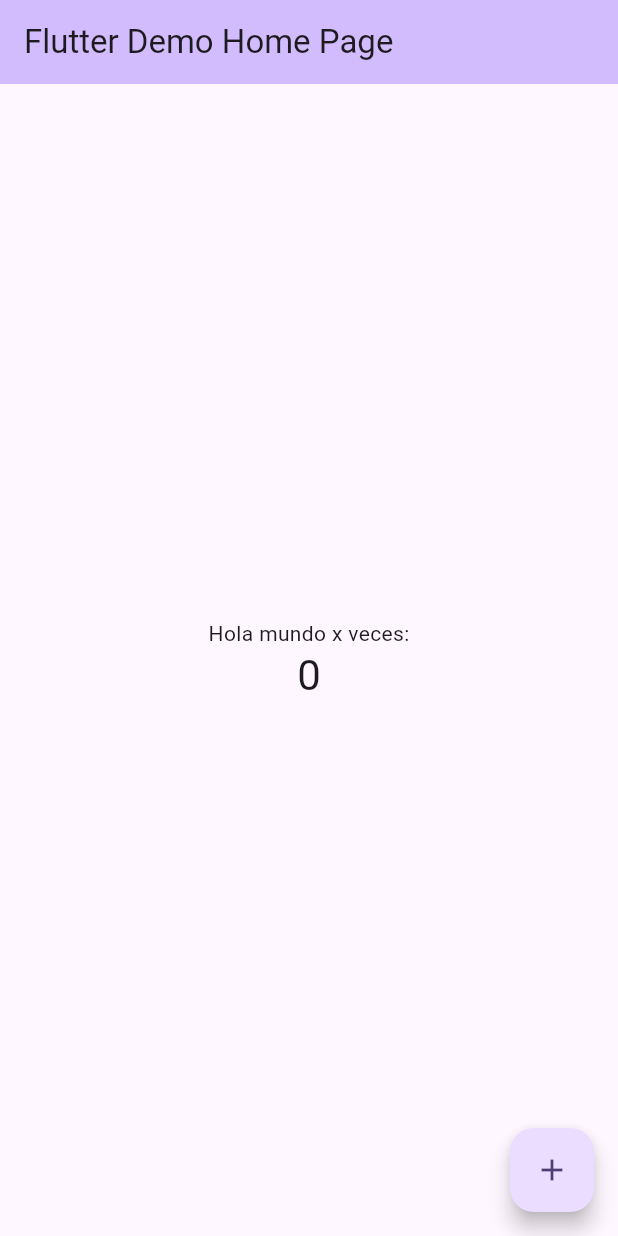
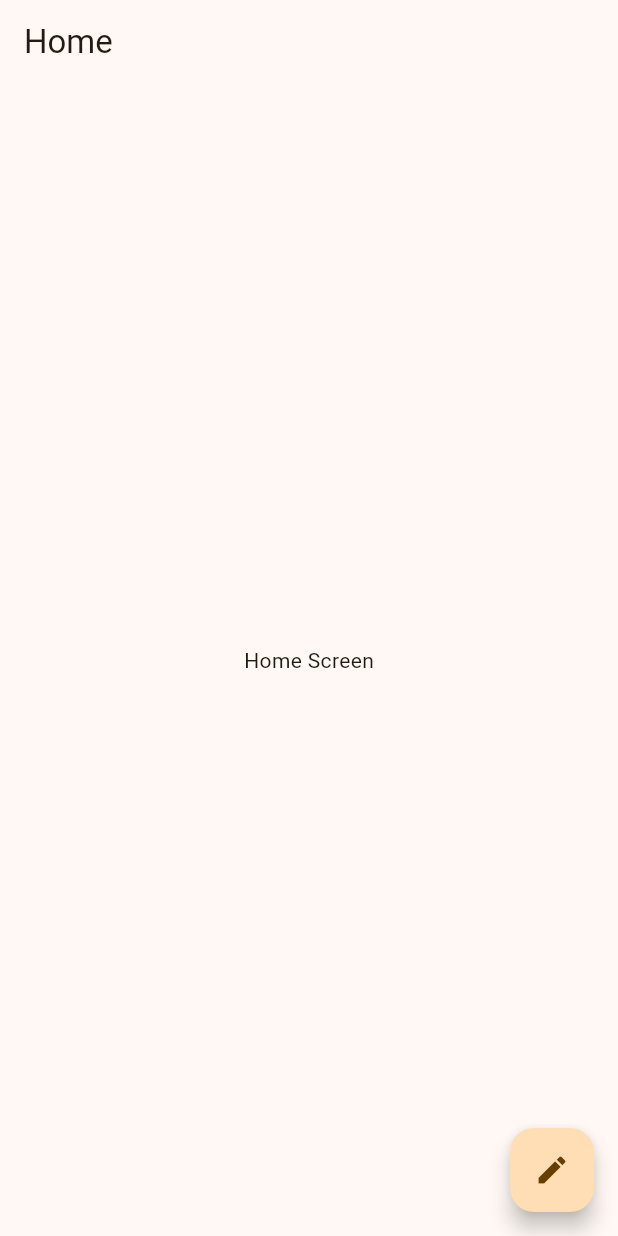
Before and after one commit to JuanJose21/flutter-notes-app, a Flutter app: the screen it shows after launch, on a phone screen of 412 x 824 dp. Run offline on Flutter 3.47's test engine with Material 3 defaults, Android fonts, the phone set to English and light mode, and no system bars.

Commit message:
feat: add initial screens

```diff
--- a/lib/main.dart
+++ b/lib/main.dart
@@ -1,4 +1,5 @@
 import 'package:flutter/material.dart';
+import 'package:flutter_notes_app/presentation/screens/home_screen.dart';
 
 void main() {
   runApp(const MyApp());
@@ -7,119 +8,15 @@ void main() {
 class MyApp extends StatelessWidget {
   const MyApp({super.key});
 
-  // This widget is the root of your application.
   @override
   Widget build(BuildContext context) {
     return MaterialApp(
-      title: 'Flutter Demo',
+      debugShowCheckedModeBanner: false,
       theme: ThemeData(
-        // This is the theme of your application.
-        //
-        // TRY THIS: Try running your application with "flutter run". You'll see
-        // the application has a purple toolbar. Then, without quitting the app,
-        // try changing the seedColor in the colorScheme below to Colors.green
-        // and then invoke "hot reload" (save your changes or press the "hot
-        // reload" button in a Flutter-supported IDE, or press "r" if you used
-        // the command line to start the app).
-        //
-        // Notice that the counter didn't reset back to zero; the application
-        // state is not lost during the reload. To reset the state, use hot
-        // restart instead.
-        //
-        // This works for code too, not just values: Most code changes can be
-        // tested with just a hot reload.
-        colorScheme: ColorScheme.fromSeed(seedColor: Colors.deepPurple),
         useMaterial3: true,
+        colorSchemeSeed: Colors.yellow.shade800,
       ),
-      home: const MyHomePage(title: 'Flutter Demo Home Page'),
+      home: const HomeScreen(),
     );
   }
 }
-
-class MyHomePage extends StatefulWidget {
-  const MyHomePage({super.key, required this.title});
-
-  // This widget is the home page of your application. It is stateful, meaning
-  // that it has a State object (defined below) that contains fields that affect
-  // how it looks.
-
-  // This class is the configuration for the state. It holds the values (in this
-  // case the title) provided by the parent (in this case the App widget) and
-  // used by the build method of the State. Fields in a Widget subclass are
-  // always marked "final".
-
-  final String title;
-
-  @override
-  State<MyHomePage> createState() => _MyHomePageState();
-}
-
-class _MyHomePageState extends State<MyHomePage> {
-  int _counter = 0;
-
-  void _incrementCounter() {
-    setState(() {
-      // This call to setState tells the Flutter framework that something has
-      // changed in this State, which causes it to rerun the build method below
-      // so that the display can reflect the updated values. If we changed
-      // _counter without calling setState(), then the build method would not be
-      // called again, and so nothing would appear to happen.
-      _counter++;
-    });
-  }
-
-  @override
-  Widget build(BuildContext context) {
-    // This method is rerun every time setState is called, for instance as done
-    // by the _incrementCounter method above.
-    //
-    // The Flutter framework has been optimized to make rerunning build methods
-    // fast, so that you can just rebuild anything that needs updating rather
-    // than having to individually change instances of widgets.
-    return Scaffold(
-      appBar: AppBar(
-        // TRY THIS: Try changing the color here to a specific color (to
-        // Colors.amber, perhaps?) and trigger a hot reload to see the AppBar
-        // change color while the other colors stay the same.
-        backgroundColor: Theme.of(context).colorScheme.inversePrimary,
-        // Here we take the value from the MyHomePage object that was created by
-        // the App.build method, and use it to set our appbar title.
-        title: Text(widget.title),
-      ),
-      body: Center(
-        // Center is a layout widget. It takes a single child and positions it
-        // in the middle of the parent.
-        child: Column(
-          // Column is also a layout widget. It takes a list of children and
-          // arranges them vertically. By default, it sizes itself to fit its
-          // children horizontally, and tries to be as tall as its parent.
-          //
-          // Column has various properties to control how it sizes itself and
-          // how it positions its children. Here we use mainAxisAlignment to
-          // center the children vertically; the main axis here is the vertical
-          // axis because Columns are vertical (the cross axis would be
-          // horizontal).
-          //
-          // TRY THIS: Invoke "debug painting" (choose the "Toggle Debug Paint"
-          // action in the IDE, or press "p" in the console), to see the
-          // wireframe for each widget.
-          mainAxisAlignment: MainAxisAlignment.center,
-          children: <Widget>[
-            const Text(
-              'Hola mundo x veces:',
-            ),
-            Text(
-              '$_counter',
-              style: Theme.of(context).textTheme.headlineMedium,
-            ),
-          ],
-        ),
-      ),
-      floatingActionButton: FloatingActionButton(
-        onPressed: _incrementCounter,
-        tooltip: 'Increment',
-        child: const Icon(Icons.add),
-      ), // This trailing comma makes auto-formatting nicer for build methods.
-    );
-  }
-}
--- /dev/null
+++ b/lib/presentation/atoms/custom_app_bar.dart
@@ -0,0 +1,20 @@
+import 'package:flutter/material.dart';
+
+class CustomAppBar extends StatelessWidget implements PreferredSizeWidget {
+  final String title;
+
+  const CustomAppBar({
+    super.key,
+    required this.title,
+  });
+
+  @override
+  Widget build(BuildContext context) {
+    return AppBar(
+      title: Text(title),
+    );
+  }
+
+  @override
+  Size get preferredSize => const Size.fromHeight(kToolbarHeight);
+}
--- /dev/null
+++ b/lib/presentation/screens/home_screen.dart
@@ -0,0 +1,25 @@
+import 'package:flutter/material.dart';
+import 'package:flutter_notes_app/presentation/atoms/custom_app_bar.dart';
+
+class HomeScreen extends StatefulWidget {
+  const HomeScreen({super.key});
+
+  @override
+  State<HomeScreen> createState() => _HomeScreenState();
+}
+
+class _HomeScreenState extends State<HomeScreen> {
+  @override
+  Widget build(BuildContext context) {
+    return Scaffold(
+      appBar: const CustomAppBar(title: 'Home'),
+      body: const Center(
+        child: Text('Home Screen'),
+      ),
+      floatingActionButton: FloatingActionButton(
+        onPressed: () {},
+        child: const Icon(Icons.create),
+      ),
+    );
+  }
+}
```
Also changed, not shown: lib/presentation/screens/detail_screen.dart (added, +17 -0 lines), lib/presentation/screens/form_screen.dart (added, +17 -0 lines).
